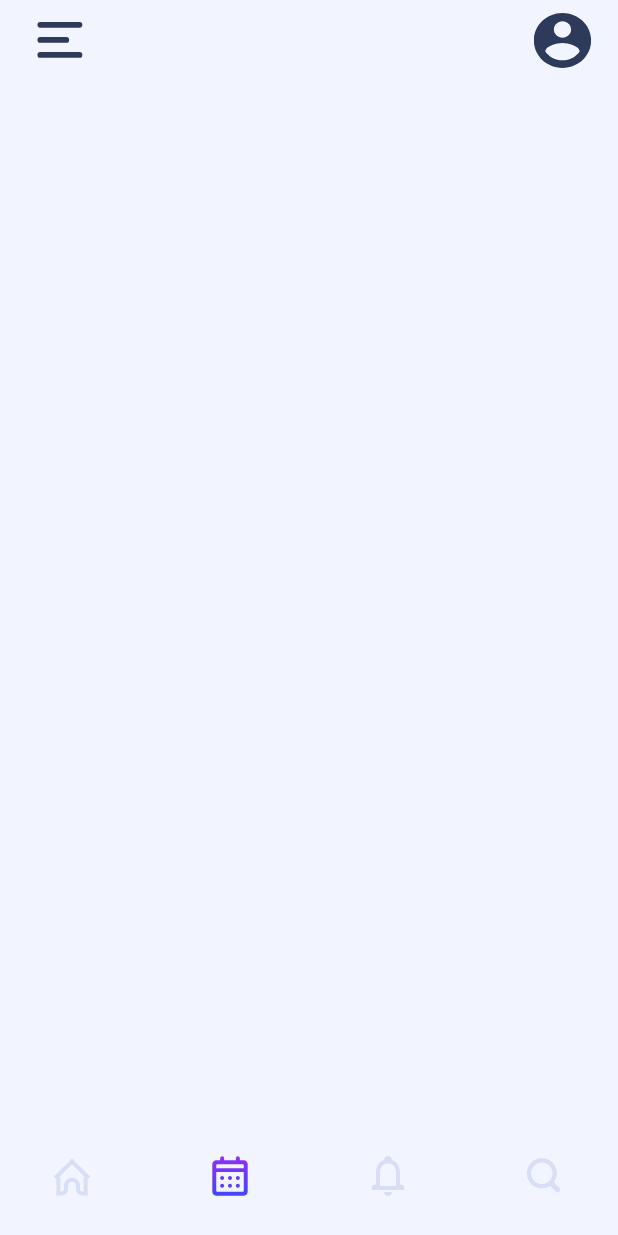
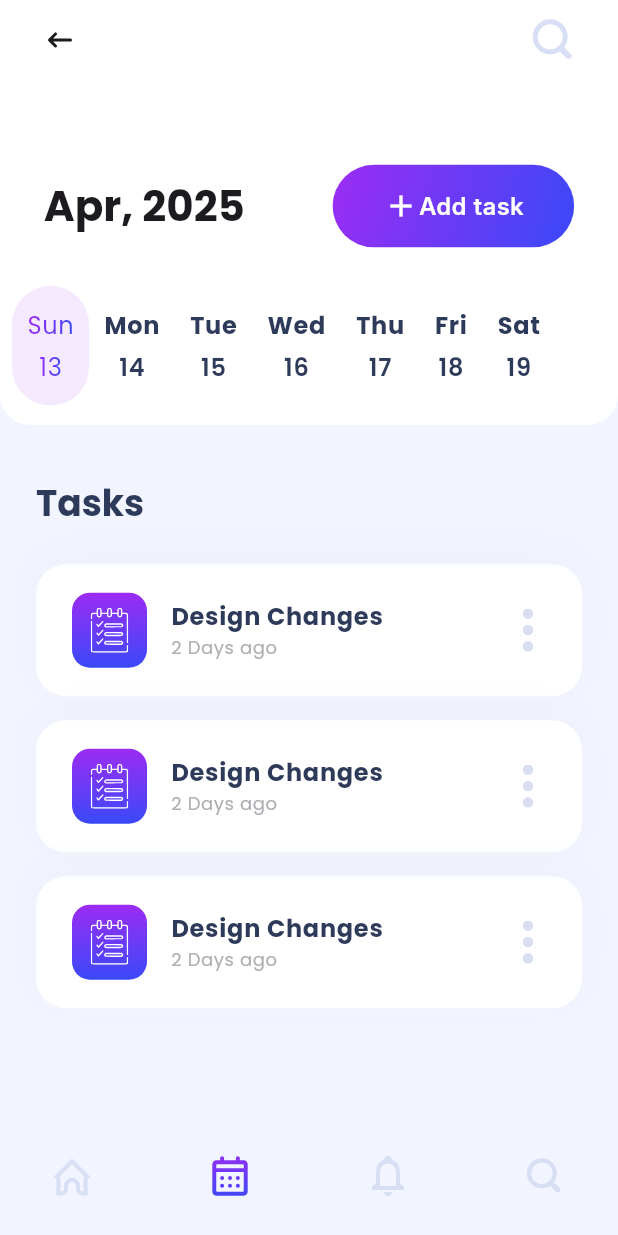
Before and after one commit to Balkis998/JODDB_TASK, a Flutter app: the MainScreen screen opened by its route, item 2 of the bottom bar chosen, on a phone screen of 412 x 824 dp. Run offline on Flutter 3.47's test engine with Material 3 defaults, Android fonts, the phone set to English and light mode, and no system bars; our stand-ins replace cached_network_image, cloud_firestore, dio, easy_localization, equatable, firebase_auth and 7 more; accounts and stored records are empty.

Commit message:
finish calendar screen

```diff
--- a/lib/Core/Utils/locator.dart
+++ b/lib/Core/Utils/locator.dart
@@ -23,7 +23,11 @@ void setupLocator() async {
 
   // Register AuthCubit with FirebaseAuth injected
   locator.registerFactory(
-    () => AuthCubit(locator<FirebaseAuth>(), locator<FirebaseFirestore>()),
+    () => AuthCubit(
+      locator<FirebaseAuth>(),
+      locator<FirebaseFirestore>(),
+      locator<SharedPreferences>(),
+    ),
   );
 
   locator.registerLazySingleton<MainScreenCubit>(() => MainScreenCubit());
--- a/lib/Features/Auth/Presentation/BloC/AuthCubit/auth_cubit.dart
+++ b/lib/Features/Auth/Presentation/BloC/AuthCubit/auth_cubit.dart
@@ -2,14 +2,17 @@ import 'package:cloud_firestore/cloud_firestore.dart';
 import 'package:equatable/equatable.dart';
 import 'package:flutter_bloc/flutter_bloc.dart';
 import 'package:firebase_auth/firebase_auth.dart';
+import 'package:shared_preferences/shared_preferences.dart';
 
 part 'auth_state.dart';
 
 class AuthCubit extends Cubit<AuthState> {
   final FirebaseAuth _auth;
   final FirebaseFirestore _firestore;
+  final SharedPreferences _sharedPreferences;
 
-  AuthCubit(this._auth, this._firestore) : super(AuthInitial());
+  AuthCubit(this._auth, this._firestore, this._sharedPreferences)
+    : super(AuthInitial());
 
   Future<void> registerHandler(
     String email,
@@ -31,6 +34,9 @@ class AuthCubit extends Cubit<AuthState> {
         'createdAt': FieldValue.serverTimestamp(),
       });
 
+      String? token = await userCredential.user!.getIdToken();
+      await _saveTokenToSharedPreferences(token ?? '');
+
       emit(AuthSuccess());
     } catch (e) {
       emit(AuthFailure(e.toString()));
@@ -40,7 +46,12 @@ class AuthCubit extends Cubit<AuthState> {
   Future<void> loginHandler(String email, String password) async {
     try {
       emit(AuthLoading());
-      await _auth.signInWithEmailAndPassword(email: email, password: password);
+      final userCredential = await _auth.signInWithEmailAndPassword(
+        email: email,
+        password: password,
+      );
+      String? token = await userCredential.user!.getIdToken();
+      await _saveTokenToSharedPreferences(token ?? '');
       emit(AuthSuccess());
     } catch (e) {
       emit(AuthFailure(e.toString()));
@@ -51,4 +62,8 @@ class AuthCubit extends Cubit<AuthState> {
     await _auth.signOut();
     emit(AuthInitial());
   }
+
+  Future<void> _saveTokenToSharedPreferences(String token) async {
+    await _sharedPreferences.setString('firebase_token', token);
+  }
 }
--- /dev/null
+++ b/lib/Features/Calendar/Presentation/View/Widgets/calendar_appbar.dart
@@ -0,0 +1,37 @@
+import 'package:flutter/material.dart';
+import 'package:flutter_bloc/flutter_bloc.dart';
+import 'package:flutter_svg/svg.dart';
+
+import '../../../../../Core/Style/assets.dart';
+import '../../../../../Core/Style/icon_style.dart';
+import '../../../../Home/Presentation/View/home_screen.dart';
+import '../../../../Main/Presentation/BloC/MainCubit/main_screen_cubit.dart';
+
+class CalendarAppbar extends StatelessWidget {
+  const CalendarAppbar({super.key});
+
+  @override
+  Widget build(BuildContext context) {
+    return AppBar(
+      automaticallyImplyLeading: false,
+      backgroundColor: Colors.white,
+      leadingWidth: 80,
+      leading: IconButtonStyleWidget(
+        icon: SvgPicture.asset(SvgAssets.arrowLeft),
+        onPressed: () {
+          context.read<MainScreenCubit>().changePage(HomeScreen.id);
+        },
+      ),
+
+      actions: [
+        Padding(
+          padding: const EdgeInsets.symmetric(horizontal: 8),
+          child: IconButtonStyleWidget(
+            icon: SvgPicture.asset(SvgAssets.search),
+            onPressed: () {},
+          ),
+        ),
+      ],
+    );
+  }
+}
--- a/lib/Features/Calendar/Presentation/View/Widgets/calendar_body.dart
+++ b/lib/Features/Calendar/Presentation/View/Widgets/calendar_body.dart
@@ -1,10 +1,24 @@
+// ignore_for_file: deprecated_member_use
+
 import 'package:flutter/material.dart';
+
+import '../../../../../Core/Services/Spacer/spacer_static.dart';
+import '../../../../Home/Presentation/View/Widgets/progress_widget.dart';
+import 'calendar_widget.dart';
 
 class CalendarBody extends StatelessWidget {
   const CalendarBody({super.key});
 
   @override
   Widget build(BuildContext context) {
-    return Container();
+    return SingleChildScrollView(
+      child: Column(
+        children: [
+          CalenderWidget(),
+          StaticSpacer.spacer48,
+          ProgressWidget(text: 'Tasks'),
+        ],
+      ),
+    );
   }
 }
--- /dev/null
+++ b/lib/Features/Calendar/Presentation/View/Widgets/calendar_widget.dart
@@ -0,0 +1,177 @@
+// ignore_for_file: deprecated_member_use
+
+import 'package:easy_localization/easy_localization.dart';
+import 'package:flutter/material.dart';
+import 'package:joddb_app/Core/Widgets/main_button.dart';
+
+import '../../../../../Core/Services/Spacer/spacer_static.dart';
+import '../../../../../Core/Theme/app_colors.dart';
+import '../../../../../Core/Theme/text_theme.dart';
+import 'gradinat_text_widget.dart';
+
+class CalenderWidget extends StatefulWidget {
+  const CalenderWidget({super.key});
+
+  @override
+  State<CalenderWidget> createState() => _CalenderWidgetState();
+}
+
+class _CalenderWidgetState extends State<CalenderWidget> {
+  DateTime? selectedDate;
+
+  @override
+  Widget build(BuildContext context) {
+    final today = DateTime.now();
+    final startOfWeek = today.subtract(Duration(days: today.weekday % 7));
+    final formattedMonth = DateFormat('MMM, yyyy').format(today);
+
+    return Container(
+      width: double.infinity,
+      height: 230,
+      decoration: BoxDecoration(
+        color: AppColors.white,
+        borderRadius: BorderRadius.vertical(bottom: Radius.circular(20)),
+        boxShadow: [
+          BoxShadow(
+            offset: Offset(0, -7),
+            color: AppColors.blackColor.withOpacity(0.02),
+          ),
+        ],
+      ),
+
+      child: Column(
+        crossAxisAlignment: CrossAxisAlignment.start,
+        mainAxisAlignment: MainAxisAlignment.spaceAround,
+        children: [
+          StaticSpacer.spacer24,
+          Row(
+            mainAxisAlignment: MainAxisAlignment.spaceAround,
+            children: [
+              Text(
+                formattedMonth,
+                style: TextThemeStyle.textThemeStylePrimary.headlineMedium!
+                    .copyWith(fontWeight: FontWeight.bold),
+              ),
+              MainButton(
+                text: '',
+                width: 161,
+                height: 55,
+                widgetButton: Row(
+                  mainAxisAlignment: MainAxisAlignment.center,
+                  children: [
+                    Icon(Icons.add, color: AppColors.white),
+                    Text(
+                      'Add task',
+                      style: TextThemeStyle.textThemeStyle.bodyLarge!.copyWith(
+                        fontWeight: FontWeight.w600,
+                        color: AppColors.white,
+                      ),
+                    ),
+                  ],
+                ),
+                onPressed: () {},
+                radius: 75,
+              ),
+            ],
+          ),
+          Container(
+            height: 80,
+            padding: EdgeInsets.symmetric(horizontal: 8),
+            child: ListView.builder(
+              scrollDirection: Axis.horizontal,
+              itemCount: 7,
+              itemBuilder: (context, index) {
+                final date = startOfWeek.add(Duration(days: index));
+                final dayAbbreviation = DateFormat.E().format(
+                  date,
+                ); // Su, Mo...
+                final dayNumber = date.day.toString();
+
+                final isSelected =
+                    selectedDate != null &&
+                    date.year == selectedDate!.year &&
+                    date.month == selectedDate!.month &&
+                    date.day == selectedDate!.day;
+
+                final isToday =
+                    selectedDate == null &&
+                    date.year == today.year &&
+                    date.month == today.month &&
+                    date.day == today.day;
+
+                final isHighlighted = isSelected || isToday;
+
+                return InkWell(
+                  onTap: () {
+                    setState(() {
+                      selectedDate = date;
+                    });
+                  },
+                  child: Container(
+                    padding: const EdgeInsets.symmetric(horizontal: 10),
+
+                    decoration: BoxDecoration(
+                      color:
+                          isHighlighted
+                              ? AppColors.secondaryColor.withOpacity(0.1)
+                              : Colors.transparent,
+                      borderRadius: BorderRadius.circular(50),
+                    ),
+                    child: Column(
+                      mainAxisAlignment: MainAxisAlignment.center,
+                      children: [
+                        isHighlighted
+                            ? GradientText(
+                              dayAbbreviation,
+                              style:
+                                  TextThemeStyle
+                                      .textThemeStylePrimary
+                                      .bodyLarge,
+                              gradient: LinearGradient(
+                                colors: [
+                                  AppColors.secondaryColor,
+                                  AppColors.secondaryBLueColor,
+                                ],
+                              ),
+                            )
+                            : Text(
+                              dayAbbreviation,
+                              style: TextThemeStyle
+                                  .textThemeStylePrimary
+                                  .bodyLarge!
+                                  .copyWith(fontWeight: FontWeight.bold),
+                            ),
+                        SizedBox(height: 4),
+                        isHighlighted
+                            ? GradientText(
+                              dayNumber,
+                              style:
+                                  TextThemeStyle
+                                      .textThemeStylePrimary
+                                      .bodyLarge,
+                              gradient: LinearGradient(
+                                colors: [
+                                  AppColors.secondaryColor,
+                                  AppColors.secondaryBLueColor,
+                                ],
+                              ),
+                            )
+                            : Text(
+                              dayNumber,
+                              style: TextThemeStyle
+                                  .textThemeStylePrimary
+                                  .bodyLarge!
+                                  .copyWith(fontWeight: FontWeight.w600),
+                            ),
+                      ],
+                    ),
+                  ),
+                );
+              },
+            ),
+          ),
+        ],
+      ),
+    );
+  }
+}
--- /dev/null
+++ b/lib/Features/Calendar/Presentation/View/Widgets/gradinat_text_widget.dart
@@ -0,0 +1,26 @@
+import 'package:flutter/material.dart';
+
+class GradientText extends StatelessWidget {
+  const GradientText(
+    this.text, {
+    super.key,
+    required this.gradient,
+    this.style,
+  });
+
+  final String text;
+  final TextStyle? style;
+  final Gradient gradient;
+
+  @override
+  Widget build(BuildContext context) {
+    return ShaderMask(
+      blendMode: BlendMode.srcIn,
+      shaderCallback:
+          (bounds) => gradient.createShader(
+            Rect.fromLTWH(0, 0, bounds.width, bounds.height),
+          ),
+      child: Text(text, style: style),
+    );
+  }
+}
--- a/lib/Features/Home/Presentation/View/Widgets/home_body.dart
+++ b/lib/Features/Home/Presentation/View/Widgets/home_body.dart
@@ -40,7 +40,7 @@ class HomeBody extends StatelessWidget {
           ),
           TasksWidget(),
           StaticSpacer.spacer48,
-          ProgressWidget(),
+          ProgressWidget(text: 'Progress'),
         ],
       ),
     );
--- a/lib/Features/Home/Presentation/View/Widgets/progress_widget.dart
+++ b/lib/Features/Home/Presentation/View/Widgets/progress_widget.dart
@@ -10,7 +10,8 @@ import '../../../../../Core/Theme/text_theme.dart';
 import 'gradiant_widget.dart';
 
 class ProgressWidget extends StatelessWidget {
-  const ProgressWidget({super.key});
+  final String text;
+  const ProgressWidget({super.key, required this.text});
 
   @override
   Widget build(BuildContext context) {
@@ -20,7 +21,7 @@ class ProgressWidget extends StatelessWidget {
         crossAxisAlignment: CrossAxisAlignment.start,
         children: [
           Text(
-            'Progress',
+            text,
             style: TextThemeStyle.textThemeStylePrimary.headlineSmall!.copyWith(
               fontWeight: FontWeight.w800,
             ),
--- a/lib/Features/Main/Presentation/View/Widgets/main_appbar.dart
+++ b/lib/Features/Main/Presentation/View/Widgets/main_appbar.dart
@@ -5,15 +5,9 @@ import 'package:flutter_svg/flutter_svg.dart';
 
 import '../../../../../Core/Style/assets.dart';
 import '../../../../../Core/Style/icon_style.dart';
-import '../../../../../Core/Theme/app_colors.dart';
-import '../../../../../Core/Theme/text_theme.dart';
 
 class MainAppbar extends StatelessWidget {
-  final Color? color;
-  final bool isBack;
-  final String? title;
-
-  const MainAppbar({super.key, this.color, this.isBack = false, this.title});
+  const MainAppbar({super.key});
 
   @override
   Widget build(BuildContext context) {
@@ -30,13 +24,7 @@ class MainAppbar extends StatelessWidget {
           },
         ),
       ),
-      title: Text(
-        '',
-        style: TextThemeStyle.textThemeStyle.titleLarge!.copyWith(
-          color: AppColors.mainColor,
-          fontWeight: FontWeight.w600,
-        ),
-      ),
+
       actions: [
         Padding(
           padding: const EdgeInsets.symmetric(horizontal: 8),
--- a/lib/Features/Main/Presentation/View/main_screen.dart
+++ b/lib/Features/Main/Presentation/View/main_screen.dart
@@ -3,6 +3,7 @@ import 'package:flutter_bloc/flutter_bloc.dart';
 import 'package:flutter_screenutil/flutter_screenutil.dart';
 
 import '../../../../Core/Theme/app_colors.dart';
+import '../../../Calendar/Presentation/View/Widgets/calendar_appbar.dart';
 import '../../../Calendar/Presentation/View/calendar_screen.dart';
 import '../../../Home/Presentation/View/home_screen.dart';
 import '../../../Notification/Presentation/View/notification_screen.dart';
@@ -18,9 +19,7 @@ class MainScreen extends StatelessWidget {
 
   @override
   Widget build(BuildContext context) {
-    return BlocProvider(
-      create: (context) => MainScreenCubit(),
-      child: BlocBuilder<MainScreenCubit, MainScreenState>(
+    return BlocBuilder<MainScreenCubit, MainScreenState>(
       builder: (context, state) {
         return Container(
           width: double.infinity,
@@ -30,7 +29,10 @@ class MainScreen extends StatelessWidget {
             backgroundColor: Colors.transparent,
             appBar: PreferredSize(
               preferredSize: Size.fromHeight(70.h),
-                child: MainAppbar(),
+              child:
+                  state.currentPage == CalendarScreen.id
+                      ? CalendarAppbar()
+                      : MainAppbar(),
             ),
 
             resizeToAvoidBottomInset: false,
@@ -40,7 +42,6 @@ class MainScreen extends StatelessWidget {
           ),
         );
       },
-      ),
     );
   }
 
--- a/lib/Features/Splash/Presentation/View/Widgets/splash_widget.dart
+++ b/lib/Features/Splash/Presentation/View/Widgets/splash_widget.dart
@@ -21,16 +21,20 @@ class _SplashWidgetState extends State<SplashWidget> {
 
   void _navigateAfterDelay() async {
     final prefs = locator<SharedPreferences>();
-    final isLoggedIn = prefs.containsKey('access_token');
+    final String? token = prefs.getString('firebase_token'); // Retrieve token
 
     await Future.delayed(const Duration(seconds: 3));
 
     if (!mounted) return;
 
+    // Check if token exists and navigate accordingly
     Navigator.of(context).pushReplacement(
       MaterialPageRoute(
         builder:
-            (context) => isLoggedIn ? const MainScreen() : const LoginScreen(),
+            (context) =>
+                token != null && token != '' && token.isNotEmpty
+                    ? const MainScreen() // Navigate to MainScreen if token exists
+                    : const LoginScreen(), // Navigate to LoginScreen if no token
       ),
     );
   }
--- a/lib/main.dart
+++ b/lib/main.dart
@@ -8,6 +8,7 @@ import 'Core/Language/config.dart';
 import 'Core/Services/globals.dart';
 import 'Core/Utils/bloc_observer.dart';
 import 'Core/Utils/locator.dart';
+import 'Features/Main/Presentation/BloC/MainCubit/main_screen_cubit.dart';
 import 'my_app.dart';
 
 void main() async {
@@ -31,7 +32,10 @@ void main() async {
       ],
       path: ConfigLanguage.langPath,
       fallbackLocale: ConfigLanguage.enLocale,
-      child: const MyApp(),
+      child: BlocProvider(
+        create: (context) => locator<MainScreenCubit>(),
+        child: const MyApp(),
+      ),
     ),
   );
 }
```
Also changed, not shown: 1 other file. Lines whose indentation alone changed are shown as unchanged.
